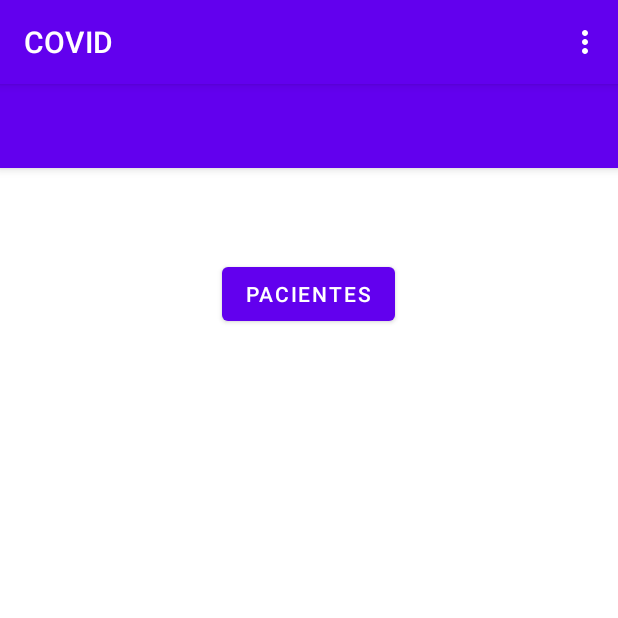
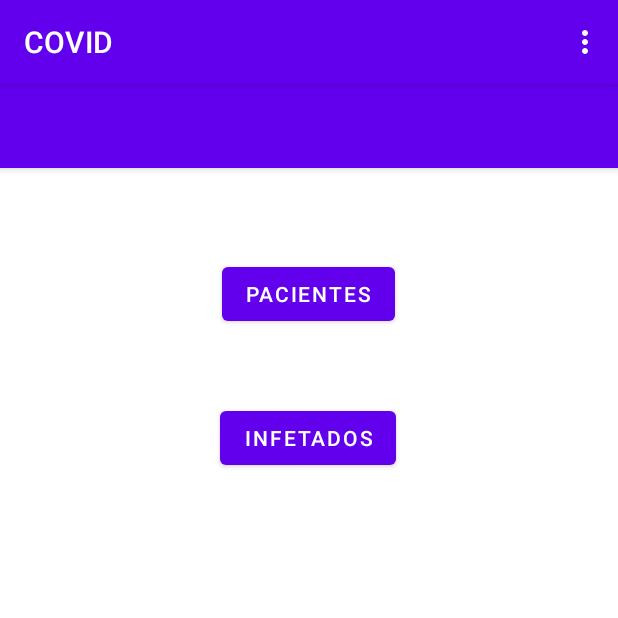
Before and after one commit to Pedromatos98/COVID, an Android app: the screen it shows after launch (MainActivity), on a phone screen of 412 x 824 dp, the top half of it. Run offline under Robolectric (Android 15) with nearby library versions, the phone set to English and light mode, and no system bars; our stand-ins replace navigation-ui.

Commit message:
criado o fragmento ListaInfetados

```diff
--- a/app/src/main/java/com/example/covid/MenuPrincipalFragment.kt
+++ b/app/src/main/java/com/example/covid/MenuPrincipalFragment.kt
@@ -3,7 +3,6 @@ package com.example.covid
 import android.os.Bundle
 import androidx.fragment.app.Fragment
 import android.view.LayoutInflater
-import android.view.MenuItem
 import android.view.View
 import android.view.ViewGroup
 import android.widget.Button
@@ -17,10 +16,6 @@ import androidx.navigation.fragment.findNavController
 class MenuPrincipalFragment : Fragment() {
 
 
-    override fun onCreate(savedInstanceState: Bundle?) {
-        super.onCreate(savedInstanceState)
-        }
-
 
     override fun onCreateView(
         inflater: LayoutInflater, container: ViewGroup?,
@@ -31,10 +26,12 @@ class MenuPrincipalFragment : Fragment() {
         // Inflate the layout for this fragment
         val v = inflater.inflate(R.layout.fragment_menu_principal, container, false)
 
-        val botaoPacientes = v.findViewById<Button>(R.id.button)
-        botaoPacientes.setOnClickListener{
+        val botaoPacientes = v.findViewById<Button>(R.id.buttonPacientes)
+        botaoPacientes.setOnClickListener {
             findNavController().navigate(R.id.action_menuPrincipalFragment_to_ListaPacientesFragment)
+
         }
+
         return v
     }
 
--- /dev/null
+++ b/app/src/main/res/layout/fragment_lista_infetados.xml
@@ -0,0 +1,6 @@
+<?xml version="1.0" encoding="utf-8"?>
+<FrameLayout xmlns:android="http://schemas.android.com/apk/res/android"
+    xmlns:tools="http://schemas.android.com/tools"
+    android:layout_width="match_parent"
+    android:layout_height="match_parent"
+    tools:context=".ListaInfetadosFragment"/>
--- a/app/src/main/res/layout/fragment_menu_principal.xml
+++ b/app/src/main/res/layout/fragment_menu_principal.xml
@@ -7,7 +7,7 @@
     tools:context=".MenuPrincipalFragment">
 
     <Button
-        android:id="@+id/button"
+        android:id="@+id/buttonPacientes"
         android:layout_width="wrap_content"
         android:layout_height="wrap_content"
         android:layout_marginTop="60dp"
@@ -16,4 +16,15 @@
         app:layout_constraintHorizontal_bias="0.498"
         app:layout_constraintStart_toStartOf="parent"
         app:layout_constraintTop_toTopOf="parent" />
+
+    <Button
+        android:id="@+id/buttonInfetados"
+        android:layout_width="wrap_content"
+        android:layout_height="wrap_content"
+        android:layout_marginTop="48dp"
+        android:text="Infetados"
+        app:layout_constraintEnd_toEndOf="parent"
+        app:layout_constraintHorizontal_bias="0.498"
+        app:layout_constraintStart_toStartOf="parent"
+        app:layout_constraintTop_toBottomOf="@+id/buttonPacientes" />
 </androidx.constraintlayout.widget.ConstraintLayout>
--- a/app/src/main/res/menu/menu_principal.xml
+++ b/app/src/main/res/menu/menu_principal.xml
@@ -2,5 +2,7 @@
 <menu xmlns:app="http://schemas.android.com/apk/res-auto"
     xmlns:android="http://schemas.android.com/apk/res/android">
 
-    <item android:title="Item" />
+    <item
+        android:id="@+id/action_settings"
+        android:title="@string/settings" />
 </menu>
--- a/app/src/main/res/navigation/nav_graph.xml
+++ b/app/src/main/res/navigation/nav_graph.xml
@@ -57,5 +57,17 @@
         <action
             android:id="@+id/action_menuPrincipalFragment_to_ListaPacientesFragment"
             app:destination="@id/ListaPacientesFragment" />
+        <action
+            android:id="@+id/action_menuPrincipalFragment_to_listaInfetadosFragment"
+            app:destination="@id/listaInfetadosFragment" />
+    </fragment>
+    <fragment
+        android:id="@+id/listaInfetadosFragment"
+        android:name="com.example.covid.ListaInfetadosFragment"
+        android:label="fragment_lista_infetados"
+        tools:layout="@layout/fragment_lista_infetados" >
+        <action
+            android:id="@+id/action_listaInfetadosFragment_to_menuPrincipalFragment"
+            app:destination="@id/menuPrincipalFragment" />
     </fragment>
 </navigation>
```
Also changed, not shown: app/src/main/java/com/example/covid/ListaInfetadosFragment.kt (added, +59 -0 lines).
